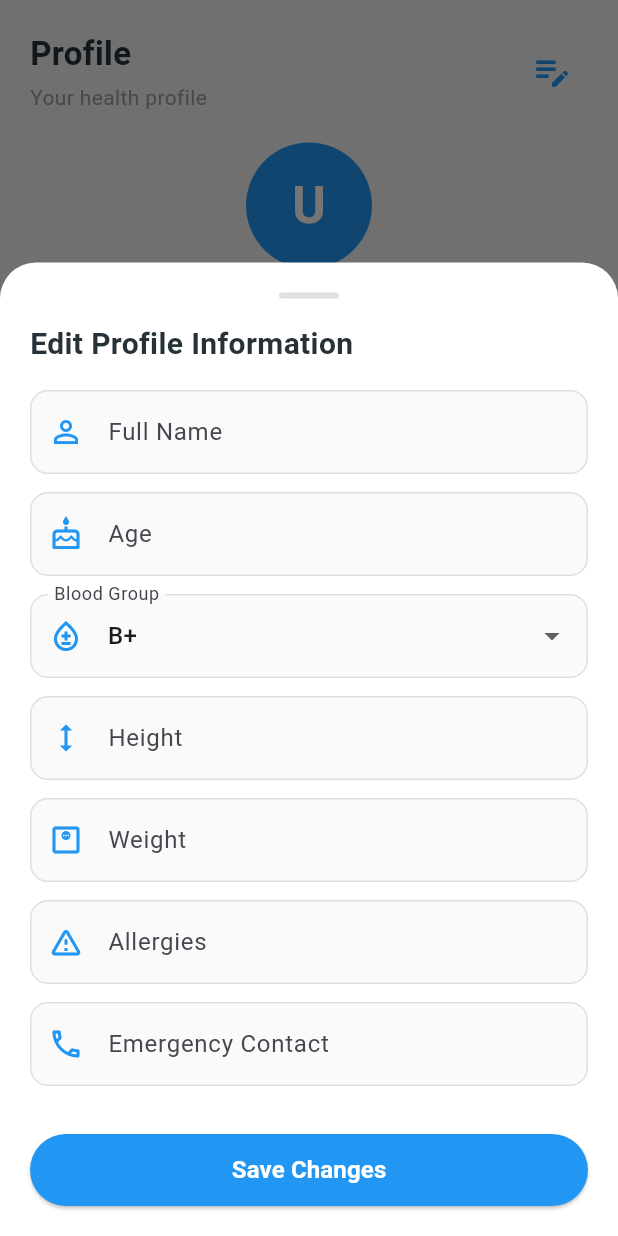
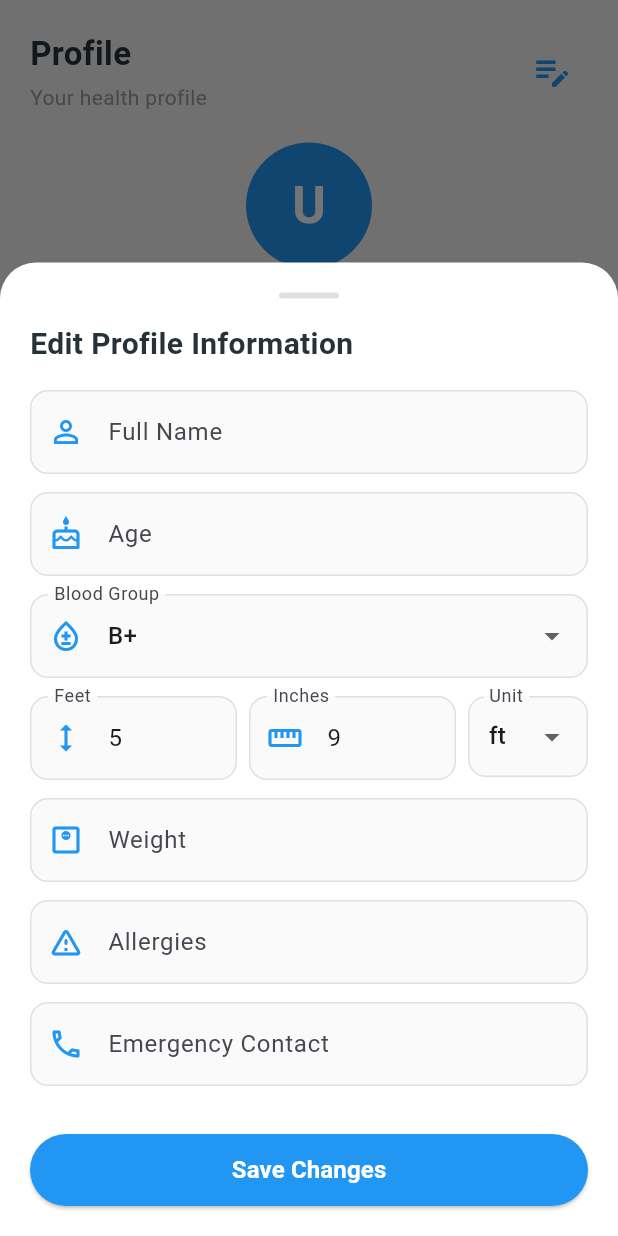
Before and after one commit to KingRishad/MediTrak, a Flutter app: the HomePage screen opened directly, item 3 of the bottom bar chosen, after a tap on the "edit note" icon, on a phone screen of 412 x 824 dp. Run offline on Flutter 3.47's test engine with Material 3 defaults, Android fonts, the phone set to English and light mode, and no system bars; our stand-ins replace cloud_firestore, firebase_auth, firebase_core, shared_preferences; accounts and stored records are empty.

Commit message:
The user can input the height properly now.

```diff
--- a/lib/profile_screen.dart
+++ b/lib/profile_screen.dart
@@ -3,6 +3,50 @@ import 'package:flutter/services.dart';
 import 'data_storage.dart';
 import 'login_screen.dart';
 import 'user_profile.dart';
+
+class HeightData {
+  String unit; // 'ft' or 'cm'
+  String feet;
+  String inches;
+  String cm;
+
+  HeightData({
+    required this.unit,
+    required this.feet,
+    required this.inches,
+    required this.cm,
+  });
+
+  factory HeightData.parse(String raw) {
+    final str = raw.trim();
+    if (str.toLowerCase().contains('cm')) {
+      final digits = RegExp(r'\d+').firstMatch(str)?.group(0) ?? '';
+      return HeightData(
+        unit: 'cm',
+        feet: '5',
+        inches: '9',
+        cm: digits.isNotEmpty ? digits : '175',
+      );
+    }
+
+    if (str.contains("'") ||
+        str.contains('"') ||
+        str.toLowerCase().contains('ft') ||
+        str.toLowerCase().contains('in')) {
+      final matches =
+          RegExp(r'\d+').allMatches(str).map((m) => m.group(0)!).toList();
+      final ft = matches.isNotEmpty ? matches[0] : '5';
+      final inch = matches.length > 1 ? matches[1] : '0';
+      return HeightData(unit: 'ft', feet: ft, inches: inch, cm: '175');
+    }
+
+    if (RegExp(r'^\d+$').hasMatch(str)) {
+      return HeightData(unit: 'cm', feet: '5', inches: '9', cm: str);
+    }
+
+    return HeightData(unit: 'ft', feet: '5', inches: '9', cm: '175');
+  }
+}
 
 class ProfileScreen extends StatefulWidget {
   const ProfileScreen({super.key});
@@ -41,7 +85,6 @@ class _ProfileScreenState extends State<ProfileScreen> {
 
     final nameController = TextEditingController(text: userProfile!.name);
     final ageController = TextEditingController(text: userProfile!.age);
-    final heightController = TextEditingController(text: userProfile!.height);
     final weightController = TextEditingController(text: userProfile!.weight);
     final allergiesController = TextEditingController(text: userProfile!.allergies);
     final emergencyContactController =
@@ -51,6 +94,12 @@ class _ProfileScreenState extends State<ProfileScreen> {
     String selectedBloodGroup = bloodGroups.contains(userProfile!.bloodGroup)
         ? userProfile!.bloodGroup
         : 'B+';
+
+    final heightData = HeightData.parse(userProfile!.height);
+    String selectedHeightUnit = heightData.unit;
+    final feetController = TextEditingController(text: heightData.feet);
+    final inchesController = TextEditingController(text: heightData.inches);
+    final cmController = TextEditingController(text: heightData.cm);
 
     showModalBottomSheet(
       context: context,
@@ -116,7 +165,59 @@ class _ProfileScreenState extends State<ProfileScreen> {
                         }
                       },
                     ),
-                    _buildTextField('Height', heightController, Icons.height),
+                    Row(
+                      crossAxisAlignment: CrossAxisAlignment.start,
+                      children: [
+                        if (selectedHeightUnit == 'ft') ...[
+                          Expanded(
+                            child: _buildTextField(
+                              'Feet',
+                              feetController,
+                              Icons.height,
+                              keyboardType: const TextInputType.numberWithOptions(decimal: false, signed: false),
+                              inputFormatters: [FilteringTextInputFormatter.digitsOnly],
+                            ),
+                          ),
+                          const SizedBox(width: 8),
+                          Expanded(
+                            child: _buildTextField(
+                              'Inches',
+                              inchesController,
+                              Icons.straighten,
+                              keyboardType: const TextInputType.numberWithOptions(decimal: false, signed: false),
+                              inputFormatters: [FilteringTextInputFormatter.digitsOnly],
+                            ),
+                          ),
+                        ] else ...[
+                          Expanded(
+                            child: _buildTextField(
+                              'Height (cm)',
+                              cmController,
+                              Icons.height,
+                              keyboardType: const TextInputType.numberWithOptions(decimal: false, signed: false),
+                              inputFormatters: [FilteringTextInputFormatter.digitsOnly],
+                            ),
+                          ),
+                        ],
+                        const SizedBox(width: 8),
+                        SizedBox(
+                          width: 80,
+                          child: _buildDropdownField(
+                            'Unit',
+                            selectedHeightUnit,
+                            ['ft', 'cm'],
+                            null,
+                            (val) {
+                              if (val != null) {
+                                setBottomSheetState(() {
+                                  selectedHeightUnit = val;
+                                });
+                              }
+                            },
+                          ),
+                        ),
+                      ],
+                    ),
                     _buildTextField('Weight', weightController, Icons.monitor_weight_outlined),
                     _buildTextField('Allergies', allergiesController, Icons.warning_amber_rounded),
                     _buildTextField('Emergency Contact', emergencyContactController, Icons.phone_outlined, keyboardType: TextInputType.phone),
@@ -126,11 +227,27 @@ class _ProfileScreenState extends State<ProfileScreen> {
                       height: 48,
                       child: ElevatedButton(
                         onPressed: () async {
+                          final String formattedHeight;
+                          if (selectedHeightUnit == 'cm') {
+                            final cmVal = cmController.text.trim();
+                            formattedHeight = cmVal.isNotEmpty ? '$cmVal cm' : '';
+                          } else {
+                            final feetVal = feetController.text.trim();
+                            final inchesVal = inchesController.text.trim();
+                            if (feetVal.isNotEmpty || inchesVal.isNotEmpty) {
+                              final ftStr = feetVal.isNotEmpty ? feetVal : '0';
+                              final inStr = inchesVal.isNotEmpty ? inchesVal : '0';
+                              formattedHeight = "$ftStr' $inStr\"";
+                            } else {
+                              formattedHeight = '';
+                            }
+                          }
+
                           final updated = userProfile!.copyWith(
                             name: nameController.text.trim(),
                             age: ageController.text.trim(),
                             bloodGroup: selectedBloodGroup,
-                            height: heightController.text.trim(),
+                            height: formattedHeight,
                             weight: weightController.text.trim(),
                             allergies: allergiesController.text.trim(),
                             emergencyContact: emergencyContactController.text.trim(),
@@ -187,7 +304,7 @@ class _ProfileScreenState extends State<ProfileScreen> {
     String label,
     String currentValue,
     List<String> items,
-    IconData icon,
+    IconData? icon,
     ValueChanged<String?> onChanged,
   ) {
     final validValue = items.contains(currentValue) ? currentValue : items.first;
@@ -198,9 +315,12 @@ class _ProfileScreenState extends State<ProfileScreen> {
         initialValue: validValue,
         decoration: InputDecoration(
           labelText: label,
-          prefixIcon: Icon(icon, color: Colors.blue),
+          prefixIcon: icon != null ? Icon(icon, color: Colors.blue) : null,
           filled: true,
           fillColor: Colors.grey.shade50,
+          contentPadding: icon == null
+              ? const EdgeInsets.symmetric(horizontal: 10, vertical: 15)
+              : null,
           border: OutlineInputBorder(
             borderRadius: BorderRadius.circular(12),
             borderSide: BorderSide(color: Colors.grey[300]!),
```
